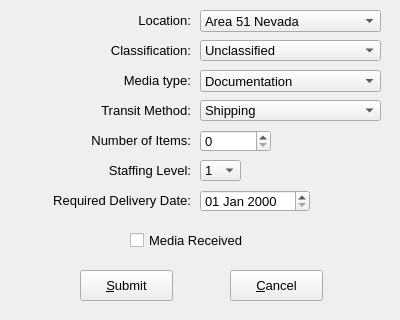
This is frmEditDelivery.ui in chhimichanga/deliveryqueue as Qt 5 draws it before an edit. The edited form follows.
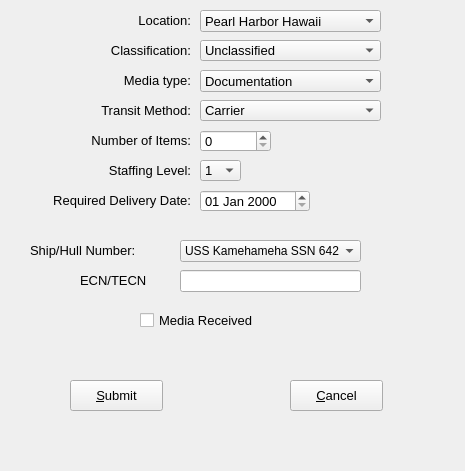
This is the edited form.

Commit message: added ship and hull number and ecn/tecn to edit and add

The edit to the form file:
```diff
--- a/frmEditDelivery.ui
+++ b/frmEditDelivery.ui
@@ -9,8 +9,8 @@
    <rect>
     <x>0</x>
     <y>0</y>
-    <width>400</width>
-    <height>320</height>
+    <width>465</width>
+    <height>471</height>
    </rect>
   </property>
   <property name="windowTitle">
@@ -19,8 +19,8 @@
   <widget class="QCheckBox" name="chkMediaReceived">
    <property name="geometry">
     <rect>
-     <x>130</x>
-     <y>230</y>
+     <x>140</x>
+     <y>310</y>
      <width>141</width>
      <height>20</height>
     </rect>
@@ -100,8 +100,8 @@
   <widget class="QPushButton" name="btnSubmit">
    <property name="geometry">
     <rect>
-     <x>80</x>
-     <y>270</y>
+     <x>70</x>
+     <y>380</y>
      <width>93</width>
      <height>31</height>
     </rect>
@@ -131,7 +131,7 @@
    </property>
    <item>
     <property name="text">
-     <string>Shipping</string>
+     <string>Carrier</string>
     </property>
    </item>
    <item>
@@ -174,7 +174,7 @@
    </property>
    <item>
     <property name="text">
-     <string>Area 51 Nevada</string>
+     <string>Pearl Harbor Hawaii</string>
     </property>
    </item>
    <item>
@@ -343,8 +343,8 @@
   <widget class="QPushButton" name="btnCancel">
    <property name="geometry">
     <rect>
-     <x>230</x>
-     <y>270</y>
+     <x>290</x>
+     <y>380</y>
      <width>93</width>
      <height>31</height>
     </rect>
@@ -421,6 +421,97 @@
     <set>Qt::AlignRight|Qt::AlignTrailing|Qt::AlignVCenter</set>
    </property>
   </widget>
+  <widget class="QComboBox" name="comboBox">
+   <property name="geometry">
+    <rect>
+     <x>180</x>
+     <y>240</y>
+     <width>181</width>
+     <height>22</height>
+    </rect>
+   </property>
+   <item>
+    <property name="text">
+     <string>USS Kamehameha SSN 642</string>
+    </property>
+   </item>
+   <item>
+    <property name="text">
+     <string>USS Omaha SSN 692</string>
+    </property>
+   </item>
+   <item>
+    <property name="text">
+     <string>USS New York City SSN 696</string>
+    </property>
+   </item>
+   <item>
+    <property name="text">
+     <string>USS Indianapolis SSN 697</string>
+    </property>
+   </item>
+   <item>
+    <property name="text">
+     <string>USS Puffer SSN 652</string>
+    </property>
+   </item>
+   <item>
+    <property name="text">
+     <string>USS Ohio SSGN 726</string>
+    </property>
+   </item>
+   <item>
+    <property name="text">
+     <string>USS Alabama SSBN 731</string>
+    </property>
+   </item>
+  </widget>
+  <widget class="QLabel" name="label">
+   <property name="geometry">
+    <rect>
+     <x>30</x>
+     <y>240</y>
+     <width>141</width>
+     <height>20</height>
+    </rect>
+   </property>
+   <property name="font">
+    <font>
+     <pointsize>10</pointsize>
+    </font>
+   </property>
+   <property name="text">
+    <string>Ship/Hull Number:</string>
+   </property>
+  </widget>
+  <widget class="QLineEdit" name="lineEdit">
+   <property name="geometry">
+    <rect>
+     <x>180</x>
+     <y>270</y>
+     <width>181</width>
+     <height>22</height>
+    </rect>
+   </property>
+  </widget>
+  <widget class="QLabel" name="label_2">
+   <property name="geometry">
+    <rect>
+     <x>80</x>
+     <y>270</y>
+     <width>91</width>
+     <height>20</height>
+    </rect>
+   </property>
+   <property name="font">
+    <font>
+     <pointsize>10</pointsize>
+    </font>
+   </property>
+   <property name="text">
+    <string>ECN/TECN</string>
+   </property>
+  </widget>
  </widget>
  <tabstops>
   <tabstop>cboLocation</tabstop>
```
Left out of the diff: 4 changed lines with no effect on the pictures. The commit also changes 3 other files.
